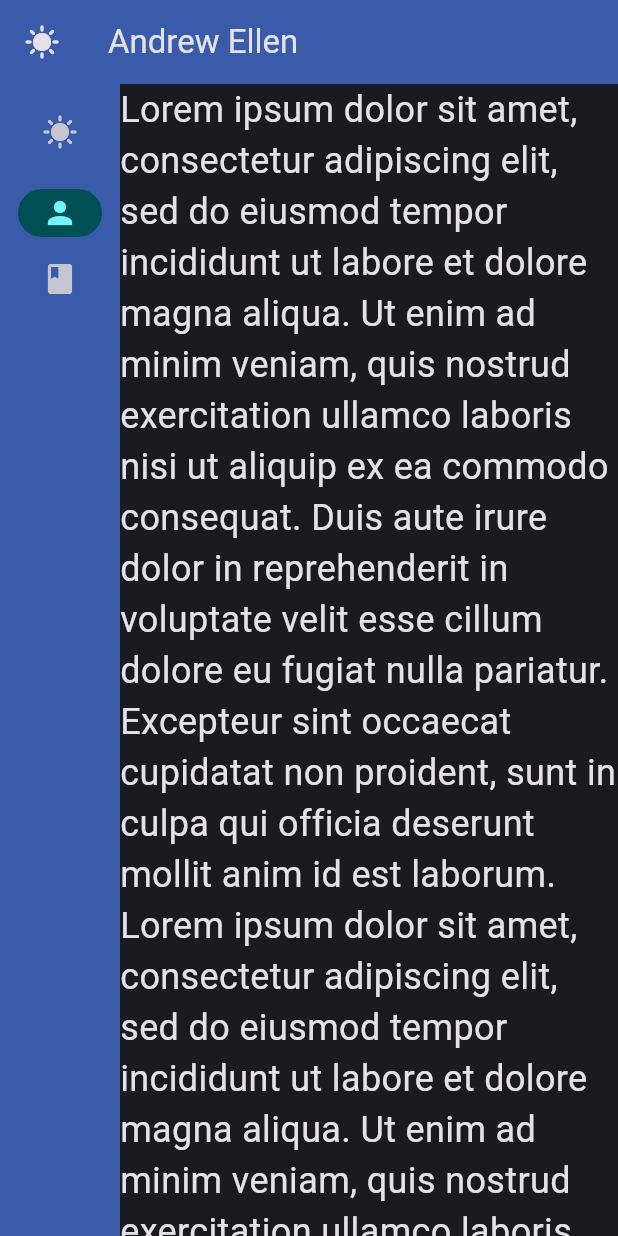
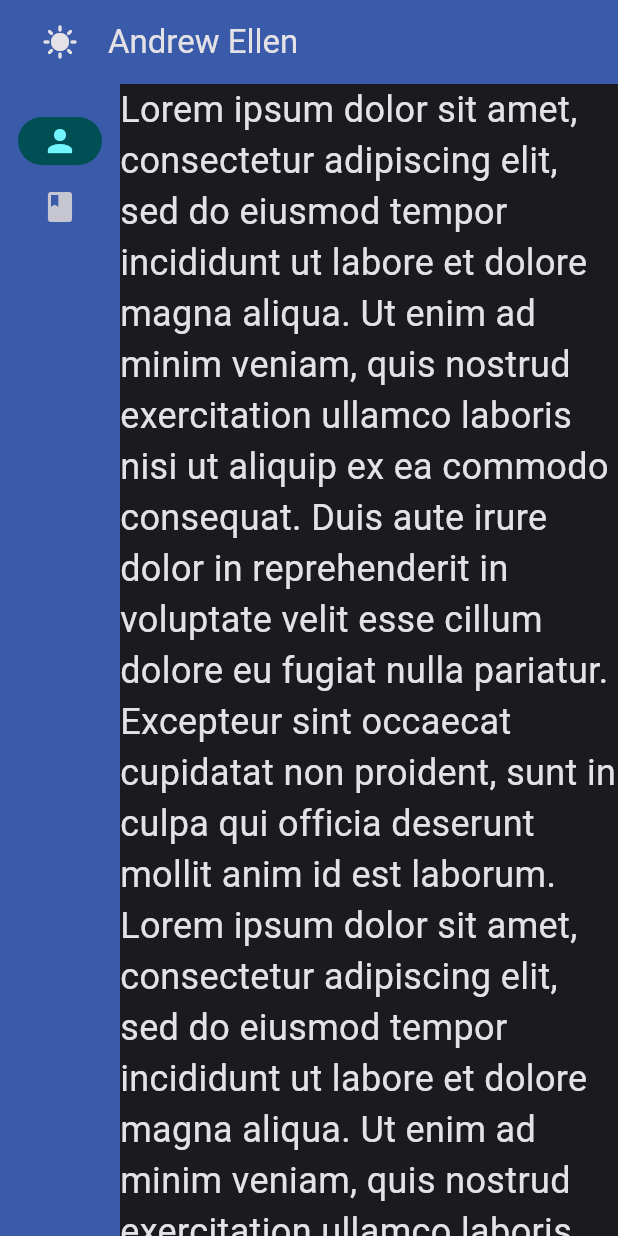
Before and after one commit to AndrewEllen/flutter_portfolio_website, a Flutter app: the screen it shows after launch, on a phone screen of 412 x 824 dp. Run offline on Flutter 3.47's test engine with Material 3 defaults, Android fonts, the phone set to English and light mode, and no system bars.

Commit message:
Made the darkmode button switch between the nav rail and appbar

```diff
--- a/lib/main.dart
+++ b/lib/main.dart
@@ -44,9 +44,6 @@
 
   final ScrollController scrollController = ScrollController();
 
-
-
-
   @override
   Widget build(BuildContext context) {
 
@@ -60,9 +57,21 @@
         children: [
           NavigationRail(
             backgroundColor: Theme.of(context).colorScheme.inversePrimary,
-              leading: IconButton(
-                onPressed: () => context.read<ThemeProvider>().changeThemeMode(),
-                icon: const Icon(Icons.sunny),
+              leading: AnimatedSwitcher(
+                duration: const Duration(milliseconds: 250),
+                transitionBuilder: (Widget child, Animation<double> animation) {
+                  return SlideTransition(
+                    position: Tween(
+                      begin: Offset(0.0, -1.0),
+                      end: Offset(0.0, 0.0),
+                    ).animate(animation),
+                    child: child,
+                  );
+                },
+                child: context.watch<ThemeProvider>().isScrolled ? IconButton(
+                  onPressed: () => context.read<ThemeProvider>().changeThemeMode(),
+                  icon: const Icon(Icons.sunny),
+                ) : null,
               ),
               destinations: const [
                 NavigationRailDestination(
--- a/lib/providers/theme_provider.dart
+++ b/lib/providers/theme_provider.dart
@@ -6,6 +6,24 @@ class ThemeProvider with ChangeNotifier {
 
   late ThemeMode _themeMode = ThemeMode.dark;
   ThemeMode get themeMode => _themeMode;
+
+  late bool _isScrolled = false;
+  bool get isScrolled => _isScrolled;
+
+  void changeScrollState(bool? scrollState) {
+
+    if (scrollState != null) {
+
+      _isScrolled = scrollState;
+
+    } else {
+
+      _isScrolled = !isScrolled;
+
+    }
+
+    notifyListeners();
+  }
 
   void changeThemeMode() {
 
--- a/lib/widgets/custom_appbar.dart
+++ b/lib/widgets/custom_appbar.dart
@@ -39,21 +39,21 @@ class _CustomAppBarState extends State<CustomAppBar> {
 
     if (scrollController.position.pixels == scrollController.position.minScrollExtent) {
 
-      print("top");
-
       setState(() {
         _display = true;
       });
+
+      context.read<ThemeProvider>().changeScrollState(false);
 
     }
 
     if (scrollController.position.pixels > scrollController.position.minScrollExtent && _display) {
 
-      print("scrolled");
-
       setState(() {
         _display = false;
       });
+
+      context.read<ThemeProvider>().changeScrollState(true);
 
     }
 
@@ -67,18 +67,35 @@ class _CustomAppBarState extends State<CustomAppBar> {
     super.dispose();
   }
 
+  Duration duration = const Duration(milliseconds: 250);
+
   @override
   Widget build(BuildContext context) {
     return _display ? TweenAnimationBuilder(
       tween: Tween<double>(begin: 0 , end: widget.preferredSize.height),
-      duration: const Duration(milliseconds: 100),
+      duration: duration,
       builder: (BuildContext context, double value, Widget? child) {
         return SizedBox(
           height: value,
           child: AppBar(
-            leading: IconButton(
-              onPressed: () => context.read<ThemeProvider>().changeThemeMode(),
-              icon: const Icon(Icons.sunny),
+            leading: AnimatedSwitcher(
+              duration: const Duration(milliseconds: 250),
+              transitionBuilder: (Widget child, Animation<double> animation) {
+                return SlideTransition(
+                  position: Tween(
+                    begin: const Offset(0.0, 1.0),
+                    end: const Offset(0.0, 0.0),
+                  ).animate(animation),
+                  child: child,
+                );
+              },
+              child: !context.watch<ThemeProvider>().isScrolled ? Padding(
+                padding: const EdgeInsets.only(left: 20.0),
+                child: IconButton(
+                  onPressed: () => context.read<ThemeProvider>().changeThemeMode(),
+                  icon: const Icon(Icons.sunny),
+                ),
+              ) : null,
             ),
             automaticallyImplyLeading: false,
             backgroundColor: Theme.of(context).colorScheme.inversePrimary.withOpacity(1),
@@ -88,14 +105,29 @@ class _CustomAppBarState extends State<CustomAppBar> {
       },
     ) : TweenAnimationBuilder(
       tween: Tween<double>(begin: widget.preferredSize.height , end: 0),
-      duration: const Duration(milliseconds: 100),
+      duration: duration,
       builder: (BuildContext context, double value, Widget? child) {
         return SizedBox(
           height: value,
           child: AppBar(
-            leading: IconButton(
-              onPressed: () => context.read<ThemeProvider>().changeThemeMode(),
-              icon: const Icon(Icons.sunny),
+            leading: AnimatedSwitcher(
+              duration: const Duration(milliseconds: 250),
+              transitionBuilder: (Widget child, Animation<double> animation) {
+                return SlideTransition(
+                  position: Tween(
+                    begin: const Offset(0.0, 1.0),
+                    end: const Offset(0.0, 0.0),
+                  ).animate(animation),
+                  child: child,
+                );
+              },
+              child: !context.watch<ThemeProvider>().isScrolled ? Padding(
+                padding: const EdgeInsets.only(left: 20.0),
+                child: IconButton(
+                  onPressed: () => context.read<ThemeProvider>().changeThemeMode(),
+                  icon: const Icon(Icons.sunny),
+                ),
+              ) : null,
             ),
             automaticallyImplyLeading: false,
             backgroundColor: Theme.of(context).colorScheme.inversePrimary.withOpacity(1),
```
